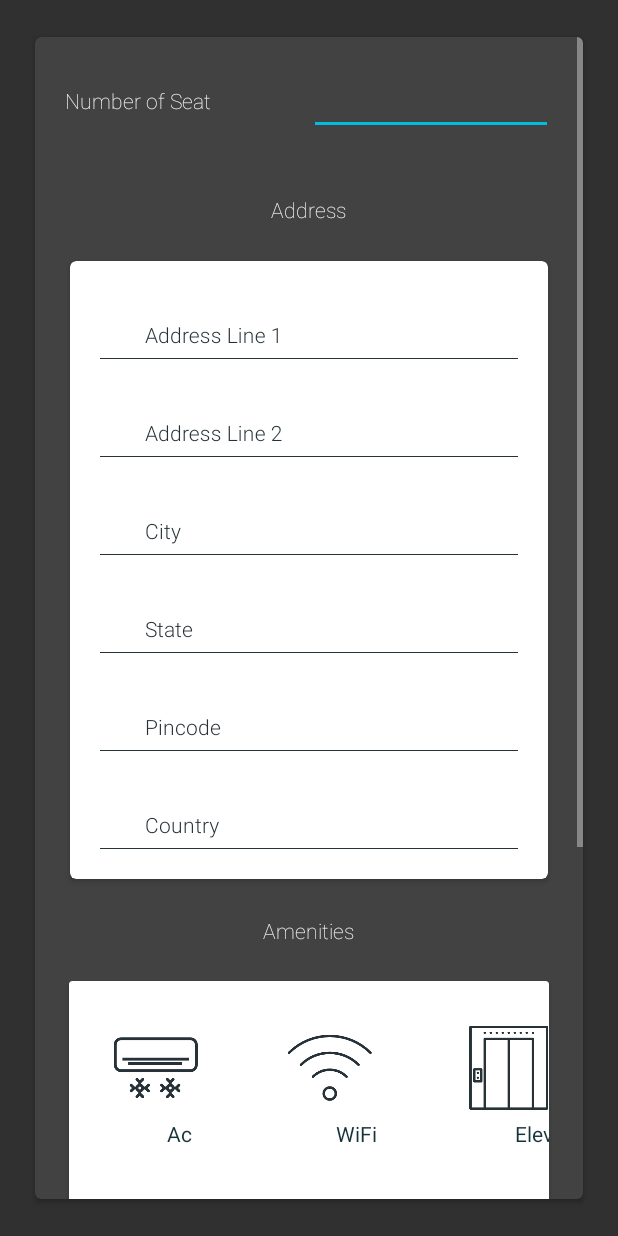
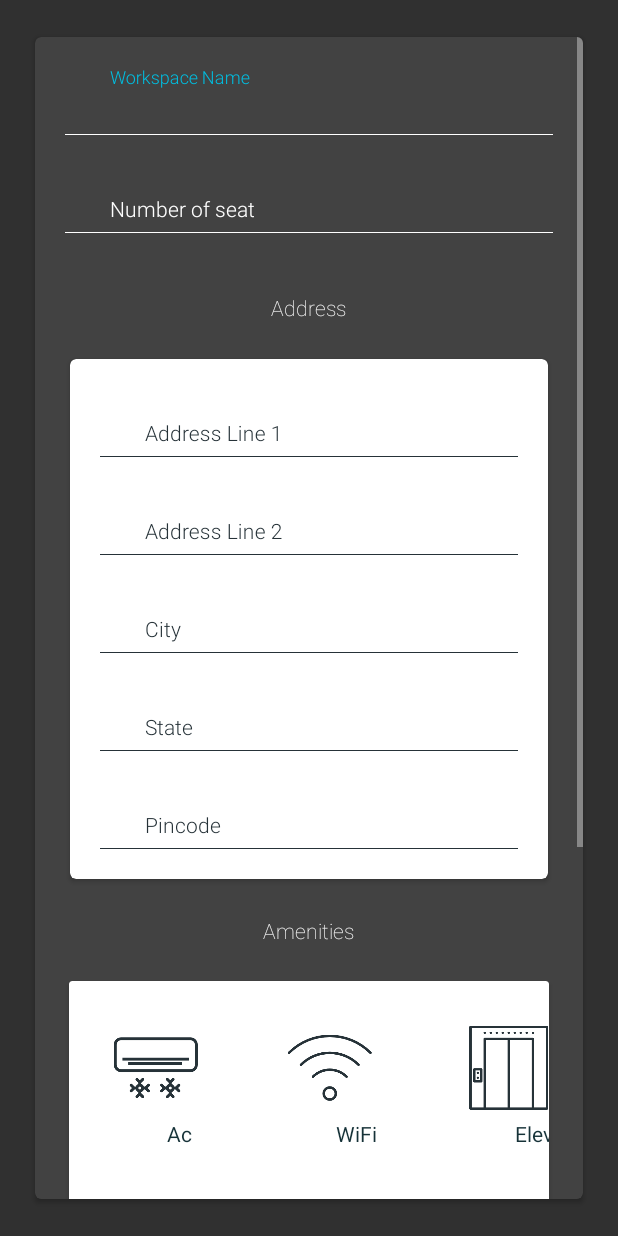
Before and after one commit to chauhanss/WorkAlley, an Android app: the HostSignUpActivity screen opened directly, with no data from a screen before it, on a phone screen of 412 x 824 dp. Run offline under Robolectric (Android 15) with nearby library versions, the phone set to English and light mode, and no system bars; our stand-ins replace EventBus, Volley.

Commit message:
creating workspace api

```diff
--- a/app/src/main/java/raj/workalley/CobbocEvent.java
+++ b/app/src/main/java/raj/workalley/CobbocEvent.java
@@ -8,6 +8,7 @@ public class CobbocEvent {
     public static final int SIGNUP = 2;
     public static final int GET_USER_DETAILS = 3;
     public static final int GET_HOST_DETAILS = 4;
+    public static final int CREATE_WORKSPACE = 5;
 
     private boolean STATUS;
 
--- a/app/src/main/res/layout/activity_host_signup.xml
+++ b/app/src/main/res/layout/activity_host_signup.xml
@@ -27,22 +27,35 @@
                     android:layout_height="wrap_content"
                     android:layout_margin="@dimen/margin_20"
                     android:gravity="center"
-                    android:orientation="horizontal">
+                    android:orientation="vertical">
 
-                    <TextView
-                        android:layout_width="0dp"
+                    <android.support.design.widget.TextInputLayout
+                        android:layout_width="match_parent"
                         android:layout_height="wrap_content"
-                        android:layout_weight="1"
-                        android:fontFamily="@string/font_roboto_thin"
-                        android:text="Number of Seat"
-                        android:textColor="@color/white" />
+                        android:textColorHint="@color/white">
 
-                    <EditText
-                        android:id="@+id/number_of_seat"
-                        android:layout_width="0dp"
+                        <EditText
+                            android:id="@+id/workspace_name"
+                            style="@style/FloatingEditText"
+                            android:layout_width="match_parent"
+                            android:layout_height="wrap_content"
+                            android:hint="@string/workspace_name" />
+                    </android.support.design.widget.TextInputLayout>
+
+                    <android.support.design.widget.TextInputLayout
+                        android:layout_width="match_parent"
                         android:layout_height="wrap_content"
-                        android:layout_weight="1"
-                        android:inputType="number" />
+                        android:layout_marginTop="@dimen/margin_20"
+                        android:textColorHint="@color/white">
+
+                        <EditText
+                            android:id="@+id/number_of_seat"
+                            style="@style/FloatingEditText"
+                            android:layout_width="match_parent"
+                            android:layout_height="wrap_content"
+                            android:hint="@string/number_of_seat" />
+                    </android.support.design.widget.TextInputLayout>
+
                 </LinearLayout>
 
                 <LinearLayout
@@ -153,22 +166,6 @@
                                     android:layout_width="match_parent"
                                     android:layout_height="wrap_content"
                                     android:hint="@string/pincode" />
-                            </android.support.design.widget.TextInputLayout>
-
-                            <android.support.design.widget.TextInputLayout
-                                android:layout_width="match_parent"
-                                android:layout_height="wrap_content"
-                                android:layout_marginLeft="@dimen/margin_20"
-                                android:layout_marginRight="@dimen/margin_20"
-                                android:layout_marginTop="@dimen/margin_20"
-                                android:textColorHint="@color/colorPrimary">
-
-                                <EditText
-                                    android:id="@+id/country"
-                                    style="@style/FloatingEditTextOppsite"
-                                    android:layout_width="match_parent"
-                                    android:layout_height="wrap_content"
-                                    android:hint="@string/country" />
                             </android.support.design.widget.TextInputLayout>
                         </LinearLayout>
                     </android.support.v7.widget.CardView>
--- a/app/src/main/res/values/strings.xml
+++ b/app/src/main/res/values/strings.xml
@@ -38,4 +38,5 @@
     <string name="logout">Logout</string>
     <string name="number_of_seat">Number of seat</string>
     <string name="save">Save</string>
+    <string name="workspace_name">Workspace Name</string>
 </resources>
```
Also changed, not shown: app/src/main/java/raj/workalley/Constants.java (+9 -0 lines), app/src/main/java/raj/workalley/LoginActivity.java (+12 -4 lines), app/src/main/java/raj/workalley/Session.java (+62 -7 lines), app/src/main/java/raj/workalley/SignUpActivity.java (+11 -12 lines), app/src/main/java/raj/workalley/host/signup/HostSignUpActivity.java (+52 -3 lines).
